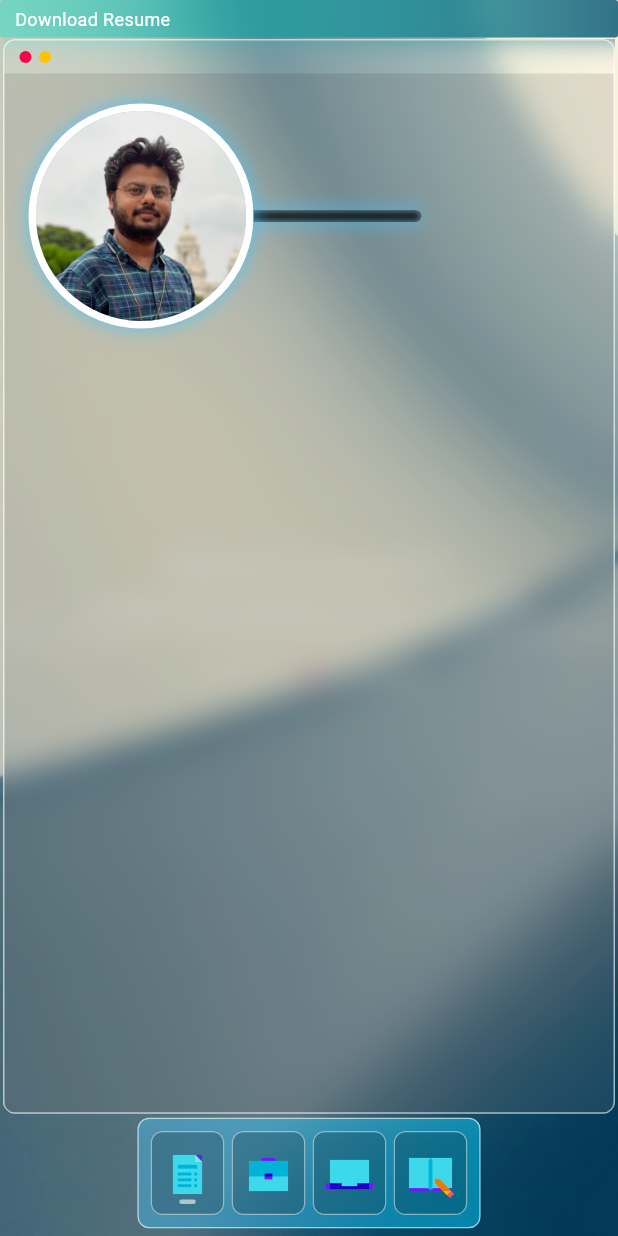
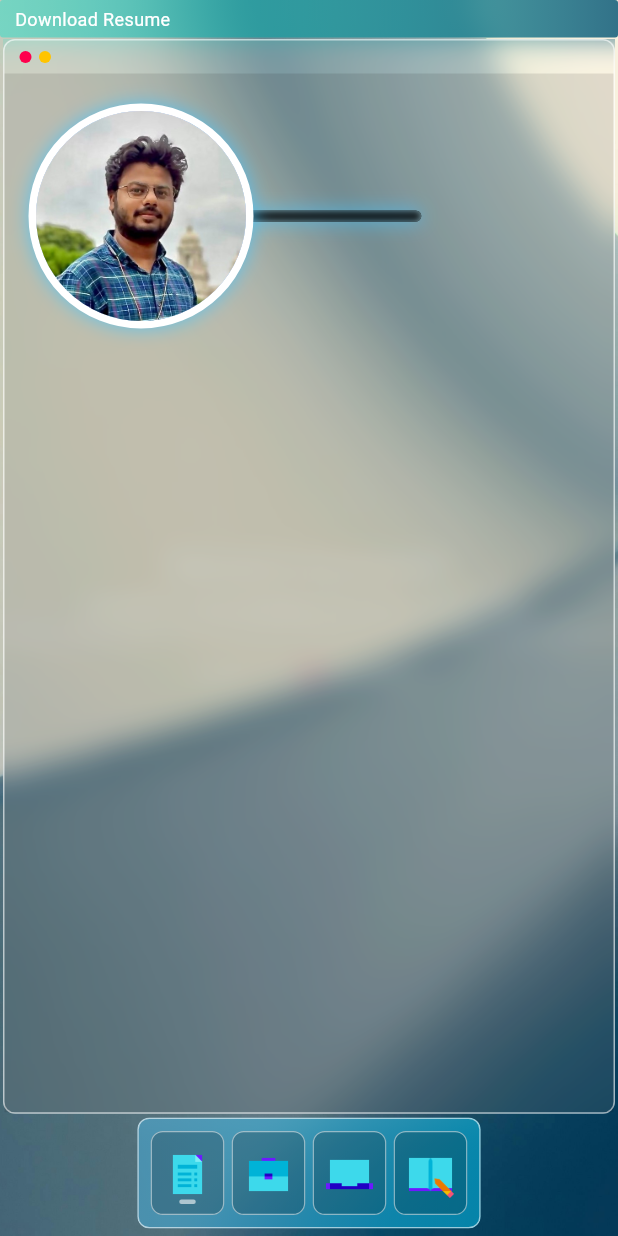
Before and after one commit to TechnicalMeaw/Portfolio_Flutter, a Flutter app: the first screen one second after launch, on a phone screen of 412 x 824 dp. Run offline on Flutter 3.47's test engine with Material 3 defaults, Android fonts, the light colour scheme and no system bars; drawn by our look-alikes of carousel_slider; our stand-ins replace get.

Commit message:
minor UI corrections and dp updated

```diff
--- a/lib/resources/asset_constants.dart
+++ b/lib/resources/asset_constants.dart
@@ -5,7 +5,7 @@ class AssetConstants{
   static const _rootIconsPath = "assets/icons";
 
   static const imgBackgroundImage = "$_rootImagesPath/background_1.jpg";
-  static const imgProfileImage = "$_rootImagesPath/img_profile.png";
+  static const imgProfileImage = "$_rootImagesPath/img_profile.jpeg";
   static const imgPlantonicThumb = "$_rootImagesPath/plantonic_thumb.jpg";
 
 
--- a/lib/ui/tabs/overview.dart
+++ b/lib/ui/tabs/overview.dart
@@ -427,9 +427,9 @@ class OverviewTab extends StatelessWidget {
                                             // vertical: viewModel.isDownloadCvBtnHovered.value? 12 : 12
                                             vertical: 12
                                         ),
-                                        decoration: BoxDecoration(color:viewModel.isDownloadCvBtnHovered.value? ColorConstants.white.withOpacity(0.8) : ColorConstants.black.withOpacity(0.9),
+                                        decoration: BoxDecoration(color:!viewModel.isDownloadCvBtnHovered.value? ColorConstants.white.withOpacity(0.8) : ColorConstants.black.withOpacity(0.9),
                                           borderRadius: BorderRadius.circular(24),
-                                          border: Border.all(width: 1, color: viewModel.isDownloadCvBtnHovered.value? ColorConstants.black : ColorConstants.white),
+                                          border: Border.all(width: 1, color: !viewModel.isDownloadCvBtnHovered.value? ColorConstants.black : ColorConstants.white),
                                           boxShadow: [
                                             BoxShadow(
                                               color: ColorConstants.glassBlue.withOpacity(0.4),
@@ -438,8 +438,8 @@ class OverviewTab extends StatelessWidget {
                                               offset: const Offset(0, 0), // changes position of shadow
                                             ),],),
                                         child: Text("Download CV", style: TextStyle(fontSize: 14,
-                                            fontWeight: viewModel.isDownloadCvBtnHovered.value? FontWeight.w500: FontWeight.w500,
-                                            color: viewModel.isDownloadCvBtnHovered.value? ColorConstants.black : ColorConstants.white),
+                                            fontWeight: !viewModel.isDownloadCvBtnHovered.value? FontWeight.w500: FontWeight.w500,
+                                            color: !viewModel.isDownloadCvBtnHovered.value? ColorConstants.black : ColorConstants.white),
                                         ),),
                                     ),
                                     const SizedBox(width: 24,),
--- a/lib/view_model/tabs/experience_tab_view_model.dart
+++ b/lib/view_model/tabs/experience_tab_view_model.dart
@@ -231,8 +231,9 @@ class ExperienceTabViewModel extends BaseGetXController {
               Project(title: "Manipal Hospitals", logoUrl: "https://upload.wikimedia.org/wikipedia/en/d/dd/Manipal_Hospitals_%28logo%29.png"),
               Project(title: "Green Brillance", logoUrl: "https://media.licdn.com/dms/image/v2/D4E05AQHFqCuPF3J2zQ/videocover-low/videocover-low/0/1724013897010?e=2147483647&v=beta&t=9Ik3XXmaNdYUvfR1UfMu9hdYuUDIAmMrZgBzSPJz-Ls"),
               Project(title: "Care Health Insurance", logoUrl: "https://play-lh.googleusercontent.com/ZBdHZIdRgt-8pMRTHrSiJqLLQ_03SDr9LVfj_wZOUOgEb5CXA2_Dy-0pJdNKVicex-BS=w240-h480-rw"),
+
               Project(title: "Blaze Solar", logoUrl: "https://play-lh.googleusercontent.com/VRh30hR50buyXTagkEYldX1sfBFvTi7-bqsTNvC7t-TY-2QP6_KnUGgeabupT1sQeLQ=w240-h480-rw"),
-              Project(title: "Hero Insurance Broking", logoUrl: "https://media.licdn.com/dms/image/v2/C560BAQEFJxadILROsQ/company-logo_200_200/company-logo_200_200/0/1630632785455/heroinsurancebroking_logo?e=2147483647&v=beta&t=mJ4Q_fTvnS9p8rmaBjDdjT_Debyrcg4kg1UAn3-YVLU"),
+              Project(title: "Hero Insurance", logoUrl: "https://encrypted-tbn0.gstatic.com/images?q=tbn:ANd9GcQVdj6TumZRkyMvGB9Jn_RR-LwrJZ3nklckzQ&s"),
             ]
         )
     );
```
Also changed, not shown: lib/ui/tabs/experience.dart (+14 -14 lines), lib/view_model/tabs/overview_tab_view_model.dart (+4 -4 lines), assets/images/img_profile.jpeg (added), assets/images/img_profile.png (deleted).
